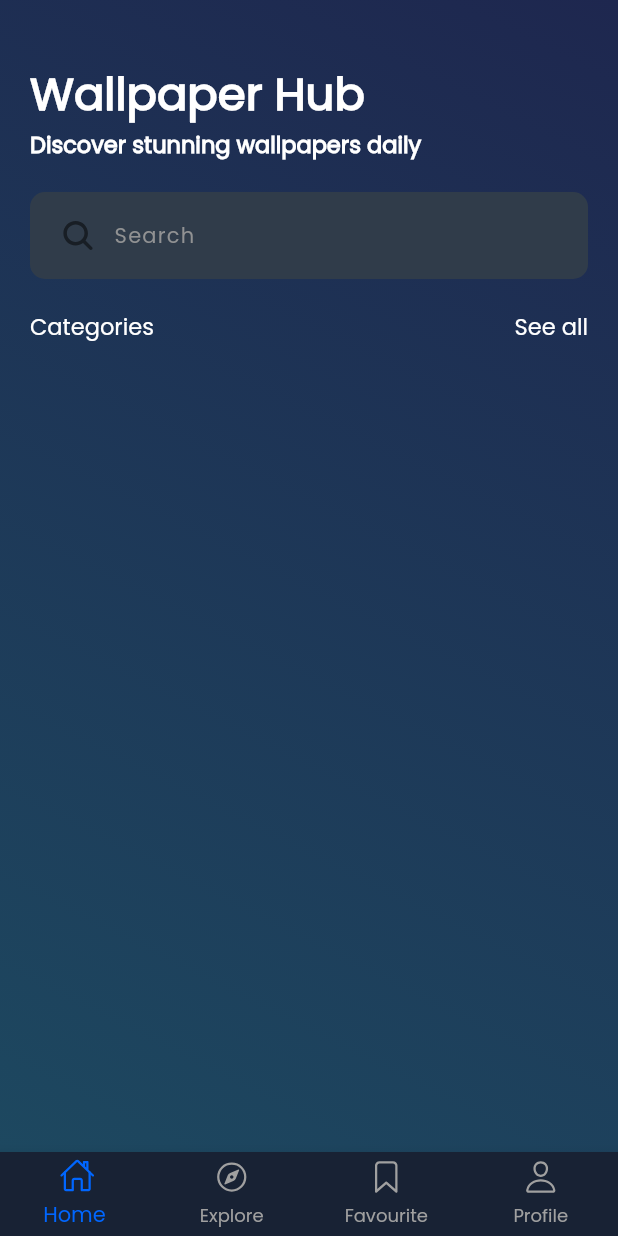
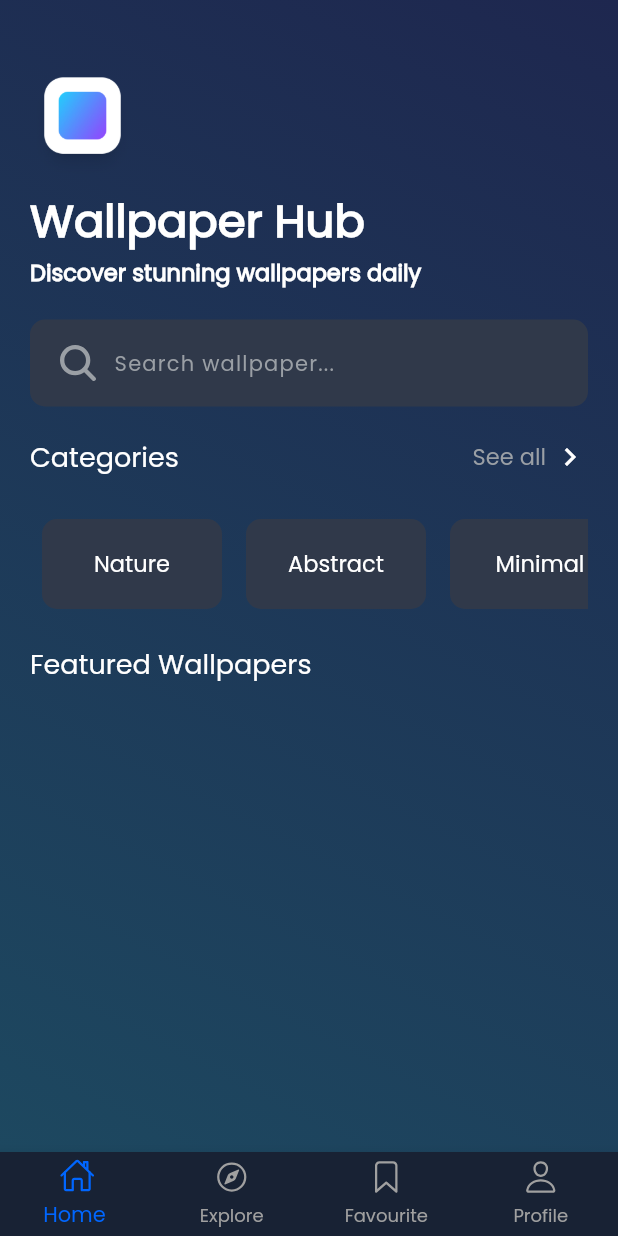
Before and after one commit to zobayerdev/Flutter_Wallpaper, a Flutter app: the NavigationScreen screen opened by its route, on a phone screen of 412 x 824 dp. Run offline on Flutter 3.47's test engine with Material 3 defaults, Android fonts, the phone set to English and light mode, and no system bars; drawn by our look-alikes of custom_navigation_bar; our stand-ins replace dio, flutter_svg, fluttertoast, get, get_it, get_storage and 3 more; accounts and stored records are empty.

Commit message:
Home screen 90% done

```diff
--- a/lib/assets_helper/app_colors.dart
+++ b/lib/assets_helper/app_colors.dart
@@ -72,6 +72,7 @@ class AppColors {
   static const Color c152889 = Color(0xFF152889);
   static const Color cFF755F = Color(0xFFFF755F);
   static const Color c333333 = Color(0xFF333333);
+  static const Color c30394A = Color(0xFF30394A);
   static const Color c838383 = Color(0xFF838383);
   static const Color cCDE1F9 = Color(0xFFCDE1F9);
   static const Color c818181 = Color(0xFF818181);
--- a/lib/common_widgets/custom_textField.dart
+++ b/lib/common_widgets/custom_textField.dart
@@ -99,7 +99,7 @@ class _CustomTextFormFieldState extends State<CustomTextFormField> {
           ),
           hintText: widget.hintText,
           hintStyle: TextFontStyle.textStyle14w400Poppins.copyWith(
-            color: AppColors.c919293,
+            color: AppColors.c9A9FA5,
             fontSize: 14,
             height: 22 / 14,
             letterSpacing: 0.8,
@@ -111,7 +111,7 @@ class _CustomTextFormFieldState extends State<CustomTextFormField> {
                     widget.iconpath!,
                     width: 24,
                     color:
-                        _isFocused ? AppColors.primaryColor : AppColors.c000000,
+                        _isFocused ? AppColors.primaryColor : AppColors.c9A9FA5,
                   ),
                 )
               : null,
--- a/lib/features/auth_screen/presentation/forget_screen.dart
+++ b/lib/features/auth_screen/presentation/forget_screen.dart
@@ -177,9 +177,7 @@ class _ForgetScreenState extends State<ForgetScreen> {
                                 },
                                 child: Text(
                                   "Back to login",
-                                  style:   TextFontStyle.textStyle15w500Poppins.copyWith(
-                                    color: AppColors.primaryColor,
-                                  ),
+
                                 ),
                               ),
                             ],
--- a/lib/features/auth_screen/presentation/login_screen.dart
+++ b/lib/features/auth_screen/presentation/login_screen.dart
@@ -177,8 +177,8 @@ class _LoginScreenState extends State<LoginScreen> {
                               //   isLoading = false; // Stop loading
                               // });
 
-                              // NavigationService.navigateTo(
-                              //     Routes.otpScreen);
+                              NavigationService.navigateTo(
+                                  Routes.navigationScreen);
                             },
                             context: context,
                             gradient: LinearGradient(
--- a/lib/features/home_screen/presentation/home_screen.dart
+++ b/lib/features/home_screen/presentation/home_screen.dart
@@ -2,6 +2,7 @@ import 'package:flutter/material.dart';
 import 'package:wallpaper_hub/assets_helper/app_colors.dart';
 import 'package:wallpaper_hub/assets_helper/app_fonts.dart';
 import 'package:wallpaper_hub/assets_helper/app_icons.dart';
+import 'package:wallpaper_hub/assets_helper/app_images.dart';
 import 'package:wallpaper_hub/common_widgets/custom_textField.dart';
 
 class HomeScreen extends StatefulWidget {
@@ -35,17 +36,25 @@ class _HomeScreenState extends State<HomeScreen> {
         child: SizedBox(
           child: SingleChildScrollView(
             child: Padding(
-              padding: EdgeInsets.all(
-                20,
+              padding: EdgeInsets.only(top: 30, left: 20, right: 20),
+              child: Column(
+                mainAxisAlignment: MainAxisAlignment.start,
+                crossAxisAlignment: CrossAxisAlignment.start,
+                children: [
+                  SizedBox(height: 20),
+                  Row(
+                    mainAxisAlignment: MainAxisAlignment.start,
+                    children: [
+                      Image.asset(
+                        AppImages.logo,
+                        height: 70,
+                        width: 70,
                       ),
-              child: Column(
-                children: [
-                  SizedBox(
-                    height: 20,
+                    ],
                   ),
+                  SizedBox(height: 5),
                   Row(
-                    children: [
-                      Row(
+                    mainAxisAlignment: MainAxisAlignment.start,
                     children: [
                       Text(
                         "Wallpaper Hub",
@@ -58,11 +67,8 @@ class _HomeScreenState extends State<HomeScreen> {
                       ),
                     ],
                   ),
-                    ],
-                  ),
                   Row(
-                    children: [
-                      Row(
+                    mainAxisAlignment: MainAxisAlignment.start,
                     children: [
                       Text(
                         "Discover stunning wallpapers daily",
@@ -74,16 +80,12 @@ class _HomeScreenState extends State<HomeScreen> {
                       ),
                     ],
                   ),
-                    ],
-                  ),
-                  SizedBox(
-                    height: 20,
-                  ),
+                  SizedBox(height: 20),
                   CustomTextFormField(
                     isPrefixIcon: true,
                     isBorder: false,
-                    fillColor: AppColors.c303C4A,
-                    hintText: 'Search',
+                    fillColor: AppColors.c30394A,
+                    hintText: 'Search wallpaper...',
                     iconpath: AppIcons.searchIcon,
                     controller: _searchController,
                   ),
@@ -95,20 +97,115 @@ class _HomeScreenState extends State<HomeScreen> {
                     children: [
                       Text(
                         "Categories",
-                        style: TextFontStyle.textStyle15w500Poppins.copyWith(
+                        style: TextFontStyle.textStyle18w500Poppins.copyWith(
                           color: AppColors.white,
                         ),
                       ),
+                      Column(
+                        children: [
+                          Row(
+                            children: [
                               Text(
-                        "See all",
+                                "See all ",
                                 style: TextFontStyle.textStyle15w500Poppins.copyWith(
-                          color: AppColors.white,
+                                  color: AppColors.c9A9FA5,
                                 ),
+                              ),
+                              Icon(Icons.keyboard_arrow_right_outlined,color: Colors.white,)
+                            ],
+                          ),
+
+                        ],
                       ),
                     ],
                   ),
                   SizedBox(
                     height: 20,
+                  ),
+
+                  SingleChildScrollView(
+                    scrollDirection: Axis.horizontal, // Set horizontal scrolling
+                    child: Row(
+                      children: [
+                        Padding(
+                          padding: const EdgeInsets.all(8.0),
+                          child: Container(
+                            width: 120, // Width of each item
+                            height: 60,// Width of each item
+                            decoration: BoxDecoration(
+                              color: AppColors.c30394A, // Item color
+                              borderRadius: BorderRadius.circular(10), // Border radius
+                            ),
+                            child: Center(
+                              child: Text(
+                                'Nature',
+                                style: TextFontStyle.textStyle15w500Poppins.copyWith(color: AppColors.white)
+                              ),
+                            ),
+                          ),
+                        ),
+                        Padding(
+                          padding: const EdgeInsets.all(8.0),
+                          child: Container(
+                            width: 120, // Width of each item
+                            height: 60,// Width of each item
+                            decoration: BoxDecoration(
+                              color: AppColors.c30394A, // Item color
+                              borderRadius: BorderRadius.circular(10), // Border radius
+                            ),
+                            child: Center(
+                              child: Text(
+                                'Abstract',
+                                  style: TextFontStyle.textStyle15w500Poppins.copyWith(color: AppColors.white)
+                              ),
+                            ),
+                          ),
+                        ),
+                        Padding(
+                          padding: const EdgeInsets.all(8.0),
+                          child: Container(
+                            width: 120, // Width of each item
+                            height: 60,// Width of each item
+                            decoration: BoxDecoration(
+                              color: AppColors.c30394A, // Item color
+                              borderRadius: BorderRadius.circular(10), // Border radius
+                            ),
+                            child: Center(
+                              child: Text(
+                                'Minimal',
+                                  style: TextFontStyle.textStyle15w500Poppins.copyWith(color: AppColors.white)
+                              ),
+                            ),
+                          ),
+                        ),
+                        Padding(
+                          padding: const EdgeInsets.all(8.0),
+                          child: Container(
+                            width: 120, // Width of each item
+                            height: 60,// Width of each item
+                            decoration: BoxDecoration(
+                              color: AppColors.c30394A, // Item color
+                              borderRadius: BorderRadius.circular(10), // Border radius
+                            ),
+                            child: Center(
+                              child: Text(
+                                'Popular',
+                                  style: TextFontStyle.textStyle15w500Poppins.copyWith(color: AppColors.white)
+                              ),
+                            ),
+                          ),
+                        ),
+                      ],
+                    ),
+                  ),
+                  SizedBox(
+                    height: 15,
+                  ),
+                  Text(
+                    "Featured Wallpapers",
+                    style: TextFontStyle.textStyle18w500Poppins.copyWith(
+                      color: AppColors.white,
+                    ),
                   ),
                 ],
               ),
```
Also changed, not shown: assets/icons/searchIcon.svg, 4 other files. Lines whose indentation alone changed are shown as unchanged.
